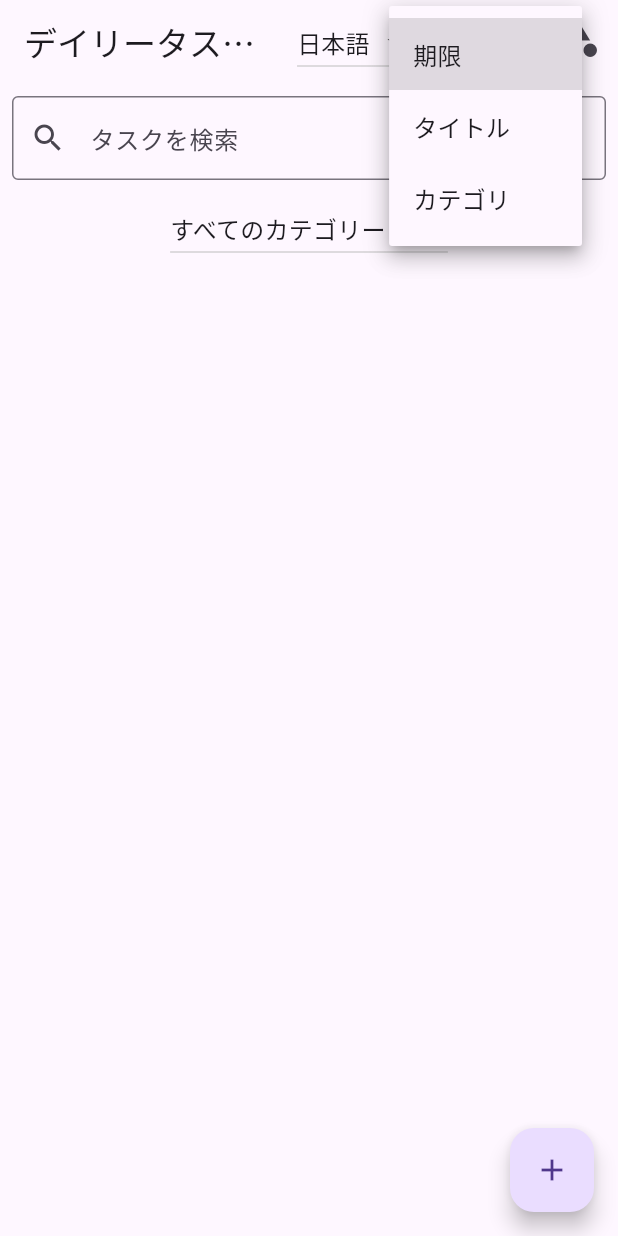
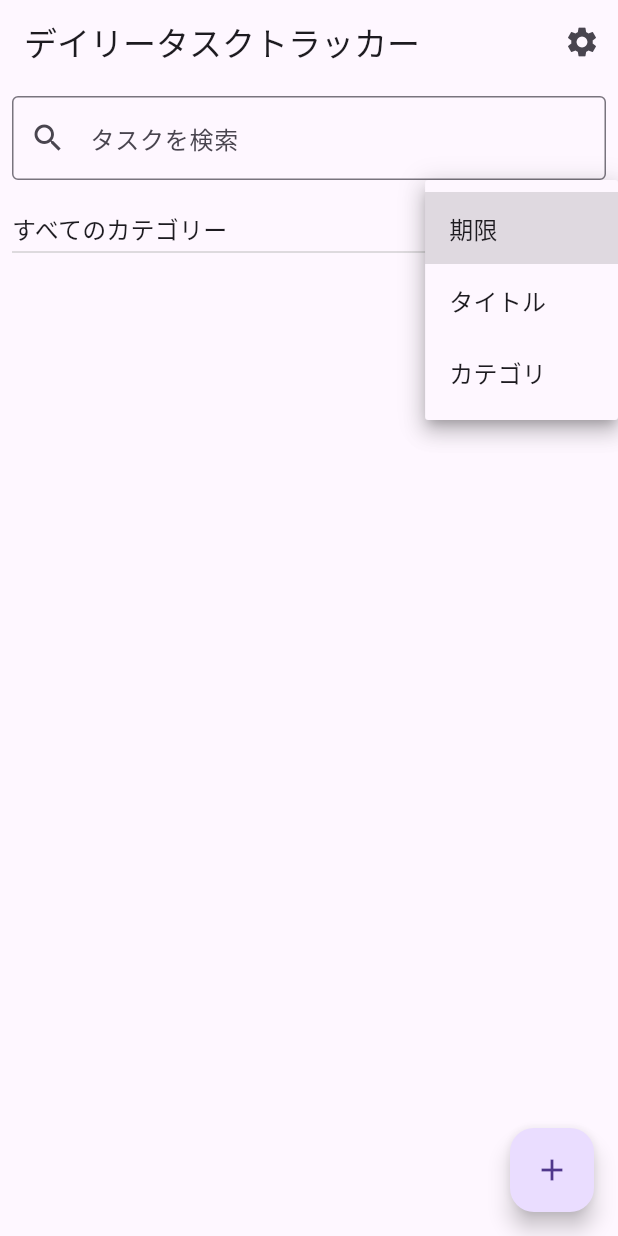
Before and after one commit to riya-amemiya/flutter_study_todo-app, a Flutter app: the screen it shows after launch, after a tap on "期限", on a phone screen of 412 x 824 dp. Run offline on Flutter 3.47's test engine with Material 3 defaults, Android fonts, the phone set to English and light mode, and no system bars; our stand-ins replace shared_preferences.

Commit message:
feat: 設定画面を追加し、言語選択とカテゴリー管理機能を移動

```diff
--- a/lib/localization/app_localizations.dart
+++ b/lib/localization/app_localizations.dart
@@ -49,6 +49,8 @@ class AppLocalizations {
       // ignore: equal_keys_in_map
       'allCategories': 'All Categories',
       'unspecified': 'Unspecified',
+      'settings': 'Settings',
+      'language': 'Language',
     },
     'ja': {
       'appTitle': 'デイリータスクトラッカー',
@@ -95,6 +97,8 @@ class AppLocalizations {
       // ignore: equal_keys_in_map
       'allCategories': 'すべてのカテゴリー',
       'unspecified': '未指定',
+      'settings': '設定',
+      'language': '言語',
     },
   };
 
--- a/lib/screens/task_list_screen.dart
+++ b/lib/screens/task_list_screen.dart
@@ -5,7 +5,7 @@ import 'package:flutter/material.dart';
 import 'package:provider/provider.dart';
 import 'task_edit_screen.dart';
 import 'task_detail_screen.dart';
-import 'category_management_screen.dart';
+import 'settings_screen.dart'; // 新しい設定画面
 
 class TaskListScreen extends StatelessWidget {
   const TaskListScreen({super.key});
@@ -28,40 +28,13 @@ class TaskListScreen extends StatelessWidget {
           appBar: AppBar(
             title: Text(localizations.get('appTitle')),
             actions: [
-              DropdownButton<String>(
-                value: taskProvider.languageCode,
-                onChanged: (String? newValue) {
-                  if (newValue != null) {
-                    taskProvider.setLanguage(newValue);
-                  }
-                },
-                items: const [
-                  DropdownMenuItem(value: 'ja', child: Text('日本語')),
-                  DropdownMenuItem(value: 'en', child: Text('English')),
-                ],
-              ),
-              DropdownButton<SortOption>(
-                value: taskProvider.currentSortOption,
-                onChanged: (SortOption? newValue) {
-                  if (newValue != null) {
-                    taskProvider.setSortOption(newValue);
-                  }
-                },
-                items: SortOption.values
-                    .map<DropdownMenuItem<SortOption>>((SortOption value) {
-                  return DropdownMenuItem<SortOption>(
-                    value: value,
-                    child: Text(_getSortOptionText(value, localizations)),
-                  );
-                }).toList(),
-              ),
               IconButton(
-                icon: const Icon(Icons.category),
+                icon: const Icon(Icons.settings),
                 onPressed: () {
                   Navigator.push(
                     context,
                     MaterialPageRoute(
-                        builder: (context) => const CategoryManagementScreen()),
+                        builder: (context) => const SettingsScreen()),
                   );
                 },
               ),
@@ -82,7 +55,13 @@ class TaskListScreen extends StatelessWidget {
                   },
                 ),
               ),
-              DropdownButton<String?>(
+              Padding(
+                padding: const EdgeInsets.symmetric(horizontal: 8.0),
+                child: Row(
+                  children: [
+                    Expanded(
+                      child: DropdownButton<String?>(
+                        isExpanded: true,
                         value: taskProvider.selectedCategory,
                         hint: Text(localizations.get('filterByCategory')),
                         onChanged: (String? newValue) {
@@ -101,8 +80,29 @@ class TaskListScreen extends StatelessWidget {
                                   ? localizations.get('unspecified')
                                   : value),
                             );
-                  }),
+                          }).toList(),
                         ],
+                      ),
+                    ),
+                    const SizedBox(width: 8),
+                    DropdownButton<SortOption>(
+                      value: taskProvider.currentSortOption,
+                      onChanged: (SortOption? newValue) {
+                        if (newValue != null) {
+                          taskProvider.setSortOption(newValue);
+                        }
+                      },
+                      items: SortOption.values
+                          .map<DropdownMenuItem<SortOption>>(
+                              (SortOption value) {
+                        return DropdownMenuItem<SortOption>(
+                          value: value,
+                          child: Text(_getSortOptionText(value, localizations)),
+                        );
+                      }).toList(),
+                    ),
+                  ],
+                ),
               ),
               Expanded(
                 child: ListView.builder(
@@ -135,7 +135,7 @@ class TaskListScreen extends StatelessWidget {
                           ),
                         ),
                         subtitle: Text(
-                            '${localizations.get("dueDate")}: ${task.dueDate.toLocal().toString().split(' ')[0]} - ${localizations.get("category")}: ${task.category == '未指定' ? localizations.get("unspecified") : task.category}'),
+                            '${localizations.get("dueDate")}: ${task.dueDate.toLocal().toString().split(' ')[0]} - ${localizations.get("category")}: ${task.category}'),
                         trailing: Checkbox(
                           value: task.isCompleted,
                           onChanged: (bool? value) {
```
Also changed, not shown: lib/screens/settings_screen.dart (added, +50 -0 lines). Lines whose indentation alone changed are shown as unchanged.
